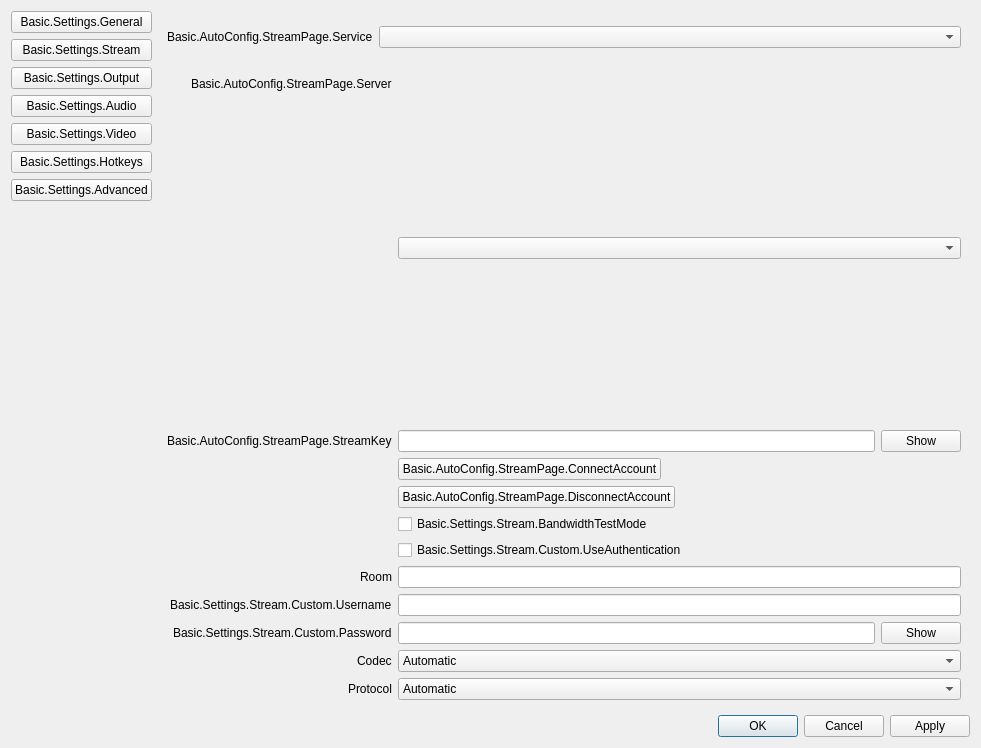
First picture: the form in vendor_skins/Evercast/UI/forms/OBSBasicSettings.ui, repository CoSMoSoftware/OBS-studio-webrtc, before the edit.
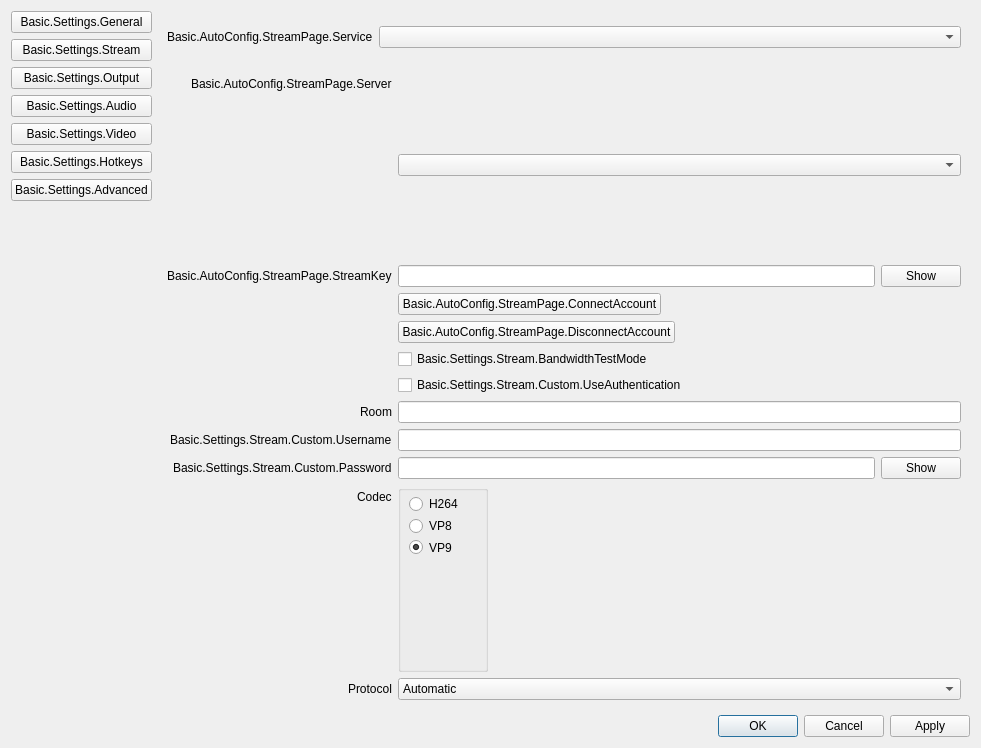
Second picture: the form after the edit. The open tabs and pages were chosen to show the change. Icons and pictures are not drawn.

Commit message: #172 replace list of codecs by radio buttons

Diff of the .ui file:
```diff
--- a/vendor_skins/Evercast/UI/forms/OBSBasicSettings.ui
+++ b/vendor_skins/Evercast/UI/forms/OBSBasicSettings.ui
@@ -1199,30 +1199,79 @@
               </widget>
              </item>
              <item row="9" column="1">
-              <widget class="QComboBox" name="codec">
-               <property name="currentIndex">
-                <number>0</number>
+              <widget class="QGroupBox" name="codecGroupBox">
+               <property name="sizePolicy">
+                <sizepolicy hsizetype="Fixed" vsizetype="MinimumExpanding">
+                 <horstretch>0</horstretch>
+                 <verstretch>0</verstretch>
+                </sizepolicy>
                </property>
-               <item>
-                <property name="text">
-                 <string>Automatic</string>
-                </property>
-               </item>
+               <property name="minimumSize">
+                <size>
+                 <width>90</width>
+                 <height>80</height>
+                </size>
+               </property>
+               <property name="title">
+                <string/>
+               </property>
+               <widget class="QWidget" name="verticalLayoutWidget">
+                <property name="geometry">
+                 <rect>
+                  <x>10</x>
+                  <y>10</y>
+                  <width>71</width>
+                  <height>61</height>
+                 </rect>
+                </property>
+                <layout class="QVBoxLayout" name="verticalLayout_7">
+                 <property name="leftMargin">
+                  <number>1</number>
+                 </property>
+                 <property name="topMargin">
+                  <number>1</number>
+                 </property>
+                 <property name="rightMargin">
+                  <number>1</number>
+                 </property>
+                 <property name="bottomMargin">
+                  <number>1</number>
+                 </property>
                <item>
+                  <widget class="QRadioButton" name="h264RadioButton">
                 <property name="text">
                  <string>H264</string>
                 </property>
+                   <attribute name="buttonGroup">
+                    <string notr="true">codecButtonGroup</string>
+                   </attribute>
+                  </widget>
                </item>
                <item>
+                  <widget class="QRadioButton" name="vp8RadioButton">
                 <property name="text">
                  <string>VP8</string>
                 </property>
+                   <attribute name="buttonGroup">
+                    <string notr="true">codecButtonGroup</string>
+                   </attribute>
+                  </widget>
                </item>
                <item>
+                  <widget class="QRadioButton" name="vp9RadioButton">
                 <property name="text">
                  <string>VP9</string>
                 </property>
-               </item>
+                   <property name="checked">
+                    <bool>true</bool>
+                   </property>
+                   <attribute name="buttonGroup">
+                    <string notr="true">codecButtonGroup</string>
+                   </attribute>
+                  </widget>
+                 </item>
+                </layout>
+               </widget>
               </widget>
              </item>
              <item row="10" column="0">
```
Left out of the diff: 43 changed lines with no effect on the pictures. Lines whose indentation alone changed are shown as unchanged. The commit also changes 9 other files.
